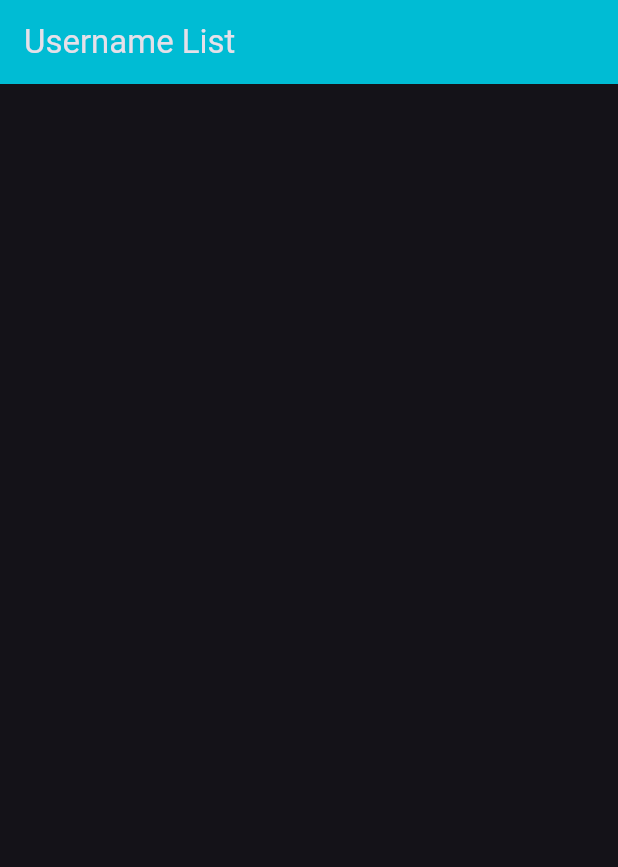
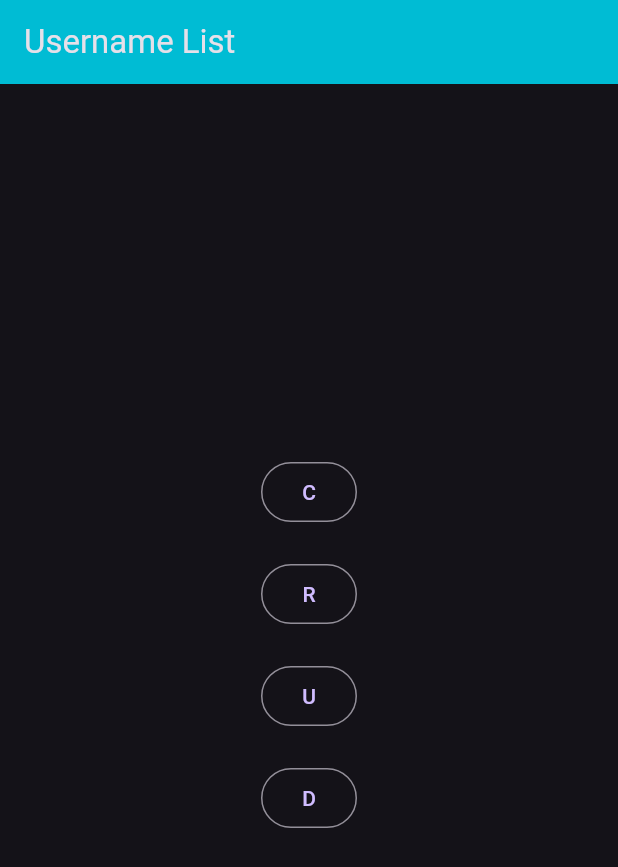
Before and after one commit to ciinamon/firestore, a Flutter app: the screen it shows after launch, on a phone screen of 412 x 824 dp. Shown: the top 867 px of the screen. Run offline on Flutter 3.47's test engine with Material 3 defaults, Android fonts, the phone set to English and light mode, and no system bars; our stand-ins replace firebase_core; accounts and stored records are empty.

Commit message:
Make Column & 4 Outlined Button for CRUD

```diff
--- a/lib/home.dart
+++ b/lib/home.dart
@@ -10,8 +10,20 @@ class Home extends StatelessWidget {
           title: const Text('Username List'),
           backgroundColor: Colors.cyan,
         ),
-        body: Column(
-          children: [],
+        body: Center(
+          child: Column(
+            mainAxisAlignment: MainAxisAlignment.center,
+            children: [
+              OutlinedButton(onPressed: () {}, child: const Text('C')),
+              const SizedBox(height: 20),
+              OutlinedButton(onPressed: () {}, child: const Text('R')),
+              const SizedBox(height: 20),
+              OutlinedButton(onPressed: () {}, child: const Text('U')),
+              const SizedBox(height: 20),
+              OutlinedButton(onPressed: () {}, child: const Text('D')),
+              const SizedBox(height: 20),
+            ],
+          ),
         ));
   }
 }
```
